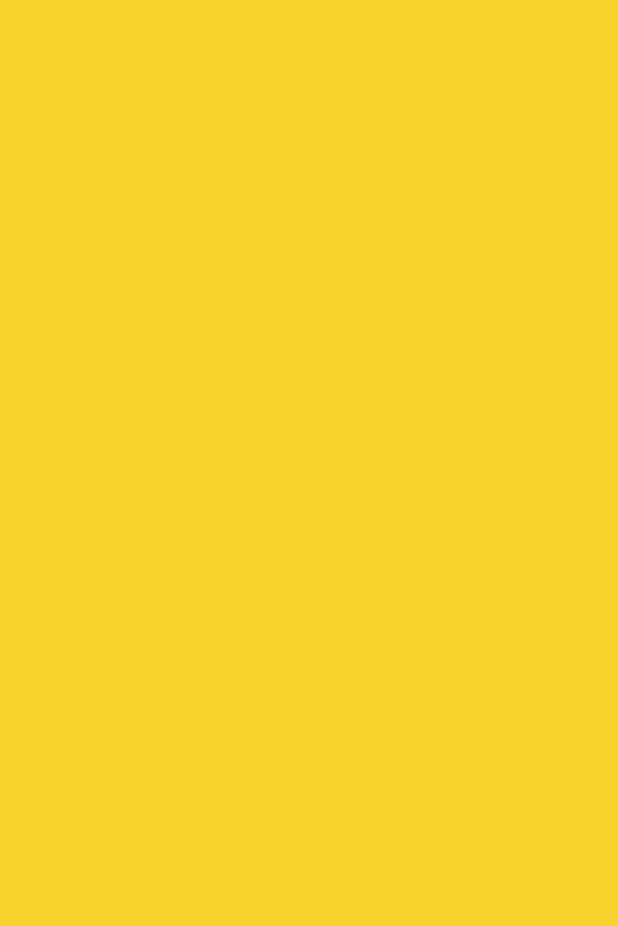
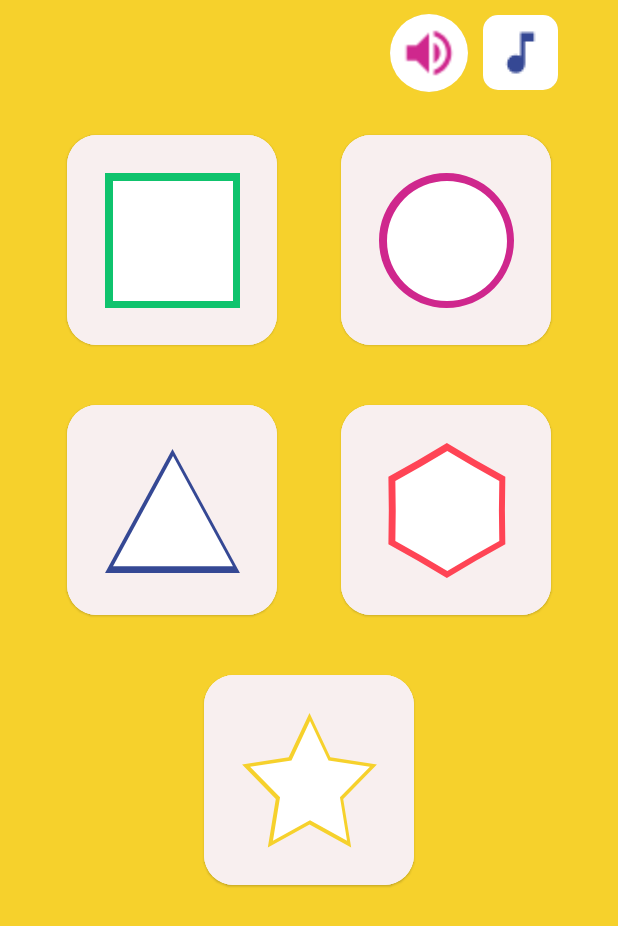
Before and after one commit to vitaq1/PaintGameApp, an Android app built with Jetpack Compose: the MenuScreen screen opened through its navigation route, on a phone screen of 412 x 824 dp. Before the commit the part shown is empty. Shown: the top 926 px of the screen. Run offline under Robolectric (Android 15) with nearby library versions, the phone set to English and light mode, and no system bars; our stand-ins replace accompanist; libraries missing offline, so code that uses them is left out: com.google.accompanist.navigation.

Commit message:
add figures

```diff
--- a/app/src/main/java/by/bsuir/vshu/paintgameapp/MainActivity.kt
+++ b/app/src/main/java/by/bsuir/vshu/paintgameapp/MainActivity.kt
@@ -42,7 +42,7 @@ class MainActivity : ComponentActivity() {
                 ) {
                     AnimatedNavHost(
                         navController = navController,
-                        startDestination = "splash",
+                        startDestination = "menu",
                         enterTransition = { EnterTransition.None },
                         exitTransition = { ExitTransition.None },
                         popEnterTransition = { EnterTransition.None },
--- /dev/null
+++ b/app/src/main/java/by/bsuir/vshu/paintgameapp/model/Figure.kt
@@ -0,0 +1,12 @@
+package by.bsuir.vshu.paintgameapp.model
+
+import androidx.compose.ui.graphics.Color
+import by.bsuir.vshu.paintgameapp.ui.theme.WHITE
+
+data class Figure(
+    var name: String = "",
+    var progress: Int = 0,
+    var picture: Int = 0,
+    var color: Color = WHITE,
+    ) {
+}
--- a/app/src/main/java/by/bsuir/vshu/paintgameapp/ui/menu/MenuScreen.kt
+++ b/app/src/main/java/by/bsuir/vshu/paintgameapp/ui/menu/MenuScreen.kt
@@ -1,23 +1,135 @@
 package by.bsuir.vshu.paintgameapp.ui.menu
 
 import android.util.Log
+import androidx.compose.animation.AnimatedVisibility
+import androidx.compose.animation.core.MutableTransitionState
+import androidx.compose.animation.core.Spring
+import androidx.compose.animation.core.spring
+import androidx.compose.animation.slideInVertically
+import androidx.compose.animation.slideOutVertically
+import androidx.compose.foundation.BorderStroke
 import androidx.compose.foundation.background
-import androidx.compose.foundation.layout.Box
-import androidx.compose.foundation.layout.Column
-import androidx.compose.foundation.layout.fillMaxSize
+import androidx.compose.foundation.border
+import androidx.compose.foundation.layout.*
+import androidx.compose.foundation.lazy.LazyColumn
+import androidx.compose.foundation.lazy.LazyItemScope
+import androidx.compose.foundation.lazy.LazyRow
+import androidx.compose.foundation.lazy.items
+import androidx.compose.foundation.shape.GenericShape
+import androidx.compose.foundation.shape.RoundedCornerShape
+import androidx.compose.material.Card
+import androidx.compose.material.Icon
+import androidx.compose.material.Text
 import androidx.compose.runtime.Composable
+import androidx.compose.runtime.remember
+import androidx.compose.ui.Alignment
 import androidx.compose.ui.Modifier
+import androidx.compose.ui.graphics.Color
+import androidx.compose.ui.res.painterResource
+import androidx.compose.ui.unit.dp
 import androidx.navigation.NavController
-import by.bsuir.vshu.paintgameapp.ui.theme.YELLOW
+import by.bsuir.vshu.paintgameapp.R
+import by.bsuir.vshu.paintgameapp.model.Figure
+import by.bsuir.vshu.paintgameapp.ui.theme.*
+import by.bsuir.vshu.paintgameapp.ui.welcome.SettingSection
+import kotlin.math.ceil
 
 @Composable
 fun MenuScreen(navController: NavController) {
     Log.i("Opening MenuScreen", "")
 
-    Column(modifier = Modifier
-        .fillMaxSize()
-        .background(YELLOW)) {
+    val visible = remember {
+        MutableTransitionState(false).apply {
+            targetState = true
+        }
+    }
+
+    Box(
+        modifier = Modifier
+            .fillMaxSize()
+            .background(YELLOW)
+    ) {
+
+        Column(modifier = Modifier.fillMaxSize()) {
+
+            AnimatedVisibility(
+                visible,
+                enter = slideInVertically(spring(stiffness = Spring.StiffnessMediumLow))
+                { fullHeight -> -2 * fullHeight },
+                exit = slideOutVertically(spring(stiffness = Spring.StiffnessMediumLow))
+                { fullHeight -> -2 * fullHeight }
+            ) {
+                SettingSection()
+            }
+
+            var figures: MutableList<Figure> = mutableListOf()
+            figures.add(Figure("Rect", 0, R.drawable.ic_rect, GREEN))
+            figures.add(Figure("Circle", 0, R.drawable.ic_circle, PURPLE))
+            figures.add(Figure("Triangle", 0, R.drawable.ic_triangle, BLUE))
+            figures.add(Figure("Cell", 0, R.drawable.ic_cell, RED))
+            figures.add(Figure("Star", 0, R.drawable.ic_star, YELLOW))
+
+            LazyColumn(modifier = Modifier.fillMaxSize()) {
+                repeat(ceil(figures.size / 2.0).toInt()) {
+                    item {
+                        LazyRow(
+                            modifier = Modifier
+                                .padding(top = 20.dp, bottom = 20.dp)
+                                .fillMaxWidth(), horizontalArrangement = Arrangement.SpaceBetween
+                        ) {
+                            item { Spacer(modifier = Modifier.width(1.dp)) }
+                            item {
+                                FigureCard(figure = figures[it * 2])
+                            }
+                            if (it * 2 + 1 < figures.size) {
+                                item {
+                                    FigureCard(figure = figures[it * 2 + 1])
+                                }
+                            }
+                            item { Spacer(modifier = Modifier.width(1.dp)) }
+                        }
+                    }
+                }
+            }
+
+        }
+
 
     }
 
 }
+
+@Composable
+fun FigureCard(figure: Figure) {
+    Card(
+        modifier = Modifier
+            .size(140.dp)
+            .background(Color.Transparent), shape = RoundedCornerShape(20.dp)
+    ) {
+        Row(
+            modifier = Modifier
+                .fillMaxSize()
+                .background(DARK_WHITE),
+            verticalAlignment = Alignment.CenterVertically,
+            horizontalArrangement = Arrangement.Center
+        ) {
+            Box(contentAlignment = Alignment.Center) {
+                Icon(
+                    painter = painterResource(id = figure.picture),
+                    contentDescription = figure.name,
+                    modifier = Modifier
+                        .size(90.dp),
+                    tint = figure.color
+                )
+                Icon(
+                    painter = painterResource(id = figure.picture),
+                    contentDescription = figure.name,
+                    modifier = Modifier
+                        .size(80.dp),
+                    tint = WHITE
+                )
+            }
+
+        }
+    }
+}
--- a/app/src/main/java/by/bsuir/vshu/paintgameapp/ui/theme/Color.kt
+++ b/app/src/main/java/by/bsuir/vshu/paintgameapp/ui/theme/Color.kt
@@ -9,3 +9,4 @@ val BLUE = Color(0xFF354894)
 val PURPLE = Color(0xFFCF278D)
 val YELLOW = Color(0xFFF6D12C)
 val WHITE = Color(0xFFFFFFFF)
+val DARK_WHITE = Color(0xFFF8EFEF)
--- a/app/src/main/java/by/bsuir/vshu/paintgameapp/ui/welcome/WelcomeScreen.kt
+++ b/app/src/main/java/by/bsuir/vshu/paintgameapp/ui/welcome/WelcomeScreen.kt
@@ -72,50 +72,7 @@ fun WelcomeScreen(navController: NavController) {
                 )
             ) { fullHeight -> -2 * fullHeight }
         ) {
-            Row(
-                modifier = Modifier
-                    .fillMaxWidth()
-                    .height(70.dp)
-                    .padding(end = 40.dp),
-                verticalAlignment = Alignment.CenterVertically,
-                horizontalArrangement = Arrangement.End,
-            ) {
-
-                Button(
-                    onClick = {},
-                    modifier = Modifier
-                        .height(52.dp)
-                        .width(52.dp)
-                        .clip(CircleShape),
-                    colors = ButtonDefaults.buttonColors(backgroundColor = WHITE)
-                ) {
-                    Image(
-                        painterResource(id = R.drawable.ic_sound),
-                        contentDescription = "sound",
-                        modifier = Modifier.scale(2f),
-                        colorFilter = ColorFilter.tint(PURPLE)
-                    )
-                }
-
-                Spacer(modifier = Modifier.width(10.dp))
-
-                Button(
-                    onClick = {},
-                    modifier = Modifier
-                        .height(50.dp)
-                        .width(50.dp)
-                        .clip(RoundedCornerShape(10.dp)),
-                    colors = ButtonDefaults.buttonColors(backgroundColor = WHITE)
-                ) {
-                    Image(
-                        painterResource(id = R.drawable.ic_music),
-                        contentDescription = "music",
-                        modifier = Modifier.scale(2f),
-                        colorFilter = ColorFilter.tint(BLUE)
-                    )
-                }
-
-            }
+            SettingSection()
         }
         AnimatedVisibility(
             visible,
@@ -138,7 +95,7 @@ fun WelcomeScreen(navController: NavController) {
             )
         }
 
-        val scaleAnim by animateFloatAsState(if (!visible.targetState) 18f else 1f)
+        val scaleAnim by animateFloatAsState(if (!visible.targetState) 25f else 1f)
 
         Spacer(modifier = Modifier.height(50.dp))
 
@@ -169,3 +126,53 @@ fun WelcomeScreen(navController: NavController) {
         }
     }
 }
+
+@Composable
+fun SettingSection(){
+
+    Row(
+        modifier = Modifier
+            .fillMaxWidth()
+            .height(70.dp)
+            .padding(end = 40.dp),
+        verticalAlignment = Alignment.CenterVertically,
+        horizontalArrangement = Arrangement.End,
+    ) {
+
+        Button(
+            onClick = {},
+            modifier = Modifier
+                .height(52.dp)
+                .width(52.dp)
+                .clip(CircleShape),
+            colors = ButtonDefaults.buttonColors(backgroundColor = WHITE)
+        ) {
+            Image(
+                painterResource(id = R.drawable.ic_sound),
+                contentDescription = "sound",
+                modifier = Modifier.scale(2f),
+                colorFilter = ColorFilter.tint(PURPLE)
+            )
+        }
+
+        Spacer(modifier = Modifier.width(10.dp))
+
+        Button(
+            onClick = {},
+            modifier = Modifier
+                .height(50.dp)
+                .width(50.dp)
+                .clip(RoundedCornerShape(10.dp)),
+            colors = ButtonDefaults.buttonColors(backgroundColor = WHITE)
+        ) {
+            Image(
+                painterResource(id = R.drawable.ic_music),
+                contentDescription = "music",
+                modifier = Modifier.scale(2f),
+                colorFilter = ColorFilter.tint(BLUE)
+            )
+        }
+
+    }
+
+}
--- /dev/null
+++ b/app/src/main/res/drawable/ic_cell.xml
@@ -0,0 +1,4 @@
+<vector android:height="27.522936dp" android:viewportHeight="250"
+    android:viewportWidth="218" android:width="24dp" xmlns:android="http://schemas.android.com/apk/res/android">
+    <path android:fillColor="#ffffff" android:pathData="M109,0L162.75,31.902L217.253,62.5L216.5,125L217.253,187.5L162.75,218.098L109,250L55.25,218.098L0.747,187.5L1.5,125L0.747,62.5L55.25,31.902L109,0Z"/>
+</vector>
--- /dev/null
+++ b/app/src/main/res/drawable/ic_circle.xml
@@ -0,0 +1,4 @@
+<vector android:height="24dp" android:viewportHeight="250"
+    android:viewportWidth="250" android:width="24dp" xmlns:android="http://schemas.android.com/apk/res/android">
+    <path android:fillColor="#ffffff" android:pathData="M125,125m-125,0a125,125 0,1 1,250 0a125,125 0,1 1,-250 0"/>
+</vector>
--- /dev/null
+++ b/app/src/main/res/drawable/ic_rect.xml
@@ -0,0 +1,4 @@
+<vector android:height="24dp" android:viewportHeight="250"
+    android:viewportWidth="250" android:width="24dp" xmlns:android="http://schemas.android.com/apk/res/android">
+    <path android:fillColor="#ffffff" android:pathData="M0,0h250v250h-250z"/>
+</vector>
--- /dev/null
+++ b/app/src/main/res/drawable/ic_star.xml
@@ -0,0 +1,9 @@
+<vector xmlns:android="http://schemas.android.com/apk/res/android"
+    android:width="25dp"
+    android:height="25dp"
+    android:viewportWidth="318"
+    android:viewportHeight="303">
+    <path
+        android:fillColor="#ffffff"
+        android:pathData="M159,0L208.08,99.447L317.826,115.394L238.413,192.803L257.16,302.106L159,250.5L60.84,302.106L79.587,192.803L0.174,115.394L109.92,99.447L159,0Z" />
+</vector>
--- /dev/null
+++ b/app/src/main/res/drawable/ic_triangle.xml
@@ -0,0 +1,9 @@
+<vector xmlns:android="http://schemas.android.com/apk/res/android"
+    android:width="25dp"
+    android:height="23dp"
+    android:viewportWidth="286"
+    android:viewportHeight="248">
+    <path
+        android:fillColor="#ffffff"
+        android:pathData="M143,0L285.894,247.5H0.106L143,0Z" />
+</vector>
```
